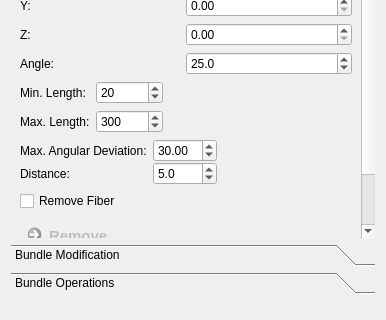
First picture: the form in Plugins/org.mitk.gui.qt.diffusionimaging.fiberprocessing/src/internal/QmitkFiberProcessingViewControls.ui, repository MITK/MITK, before the edit; both pictures show x 0 to 386 and y 220 to 540 of the 386 by 540 pixel window.
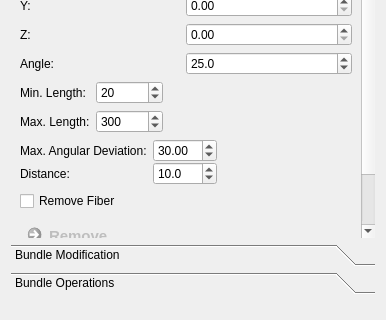
Second picture: the form after the edit. The open tabs and pages were chosen to show the change. Icons and pictures are not drawn. Custom widgets are drawn as their Qt base class.

Patch:
```diff
--- a/Plugins/org.mitk.gui.qt.diffusionimaging.fiberprocessing/src/internal/QmitkFiberProcessingViewControls.ui
+++ b/Plugins/org.mitk.gui.qt.diffusionimaging.fiberprocessing/src/internal/QmitkFiberProcessingViewControls.ui
@@ -481,8 +481,8 @@
        <rect>
         <x>0</x>
         <y>0</y>
-        <width>354</width>
-        <height>342</height>
+        <width>355</width>
+        <height>380</height>
        </rect>
       </property>
       <attribute name="label">
@@ -809,7 +809,7 @@
                 <double>1.000000000000000</double>
                </property>
                <property name="value">
-                <double>5.000000000000000</double>
+                <double>10.000000000000000</double>
                </property>
               </widget>
              </item>
```
Left out of the diff: 17 changed lines with no effect on the pictures.
